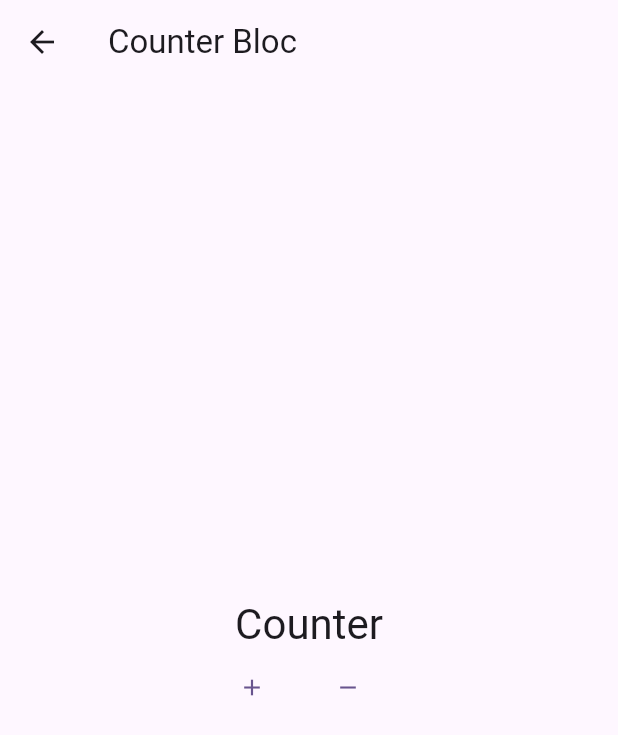
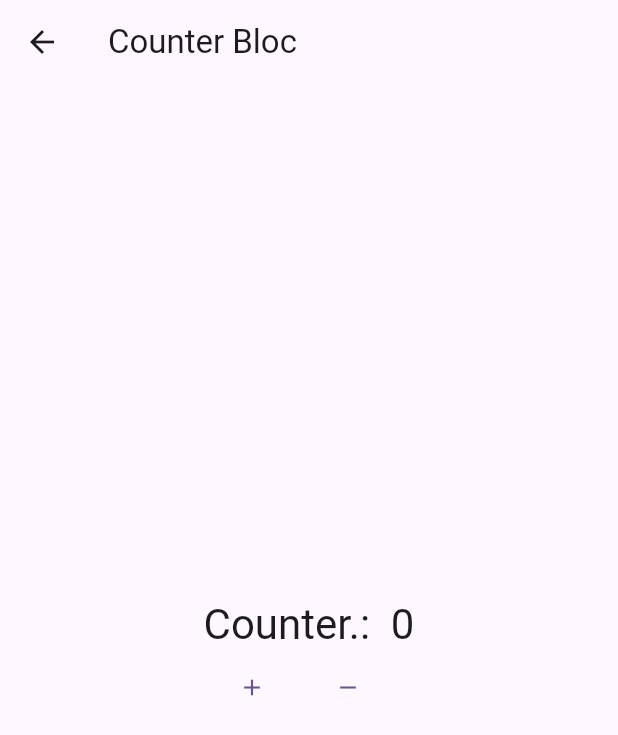
Before and after one commit to itajacy/counter_bloc, a Flutter app: the screen it shows after launch, after a tap on "Bloc", on a phone screen of 412 x 824 dp. Shown: the top 735 px of the screen. Run offline on Flutter 3.47's test engine with Material 3 defaults, Android fonts, the phone set to English and light mode, and no system bars; our stand-ins replace bloc, flutter_bloc.

Commit message:
counter_bloc_page.dart  BlocBuilder

```diff
--- a/lib/main.dart
+++ b/lib/main.dart
@@ -1,5 +1,7 @@
+import 'package:counter_bloc/page_bloc/bloc/counter_bloc.dart';
 import 'package:counter_bloc/page_bloc/counter_bloc_page.dart';
 import 'package:flutter/material.dart';
+import 'package:flutter_bloc/flutter_bloc.dart';
 
 import 'home_page.dart';
 import 'page_cubit/counter_cubit_page.dart';
@@ -20,7 +22,10 @@ class MyApp extends StatelessWidget {
         useMaterial3: true,
       ),
       routes: {
-        '/bloc': (_) => const CounterBlocPage(),
+        '/bloc': (_) => BlocProvider(
+              create: (_) => CounterBloc(),
+              child: const CounterBlocPage(),
+            ),
         '/cubit': (_) => const CounterCubitPage(),
       },
       home: const HomePage(),
--- a/lib/page_bloc/counter_bloc_page.dart
+++ b/lib/page_bloc/counter_bloc_page.dart
@@ -1,4 +1,6 @@
+import 'package:counter_bloc/page_bloc/bloc/counter_bloc.dart';
 import 'package:flutter/material.dart';
+import 'package:flutter_bloc/flutter_bloc.dart';
 
 class CounterBlocPage extends StatelessWidget {
   const CounterBlocPage({super.key});
@@ -13,9 +15,13 @@ class CounterBlocPage extends StatelessWidget {
         child: Column(
           mainAxisAlignment: MainAxisAlignment.center,
           children: [
-            Text(
-              'Counter',
-              style: Theme.of(context).textTheme.headlineMedium,
+            BlocBuilder<CounterBloc, CounterState>(
+              builder: (context, state) {
+                return Text(
+                  'Counter.:  ${state.counter}',
+                  style: Theme.of(context).textTheme.headlineMedium,
+                );
+              },
             ),
             Row(
               mainAxisAlignment: MainAxisAlignment.center,
--- a/pubspec.yaml
+++ b/pubspec.yaml
@@ -33,7 +33,8 @@ dependencies:
 
   bloc: ^8.0.3
 
-  flutter_bloc: ^8.0.1
+  #flutter_bloc: ^8.0.1
+  flutter_bloc: ^8.1.5
 
 
   # The following adds the Cupertino Icons font to your application.
```
